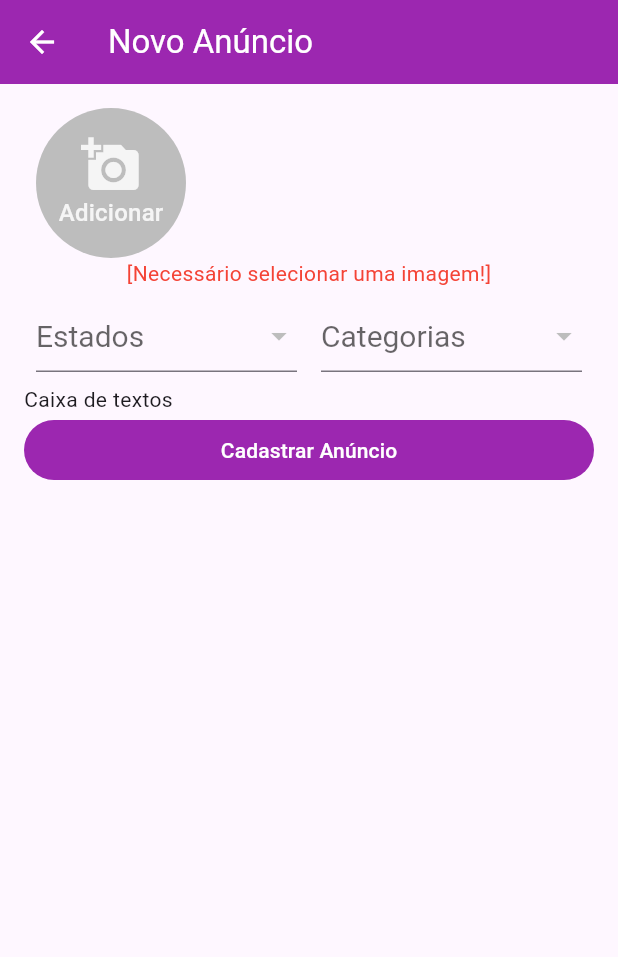
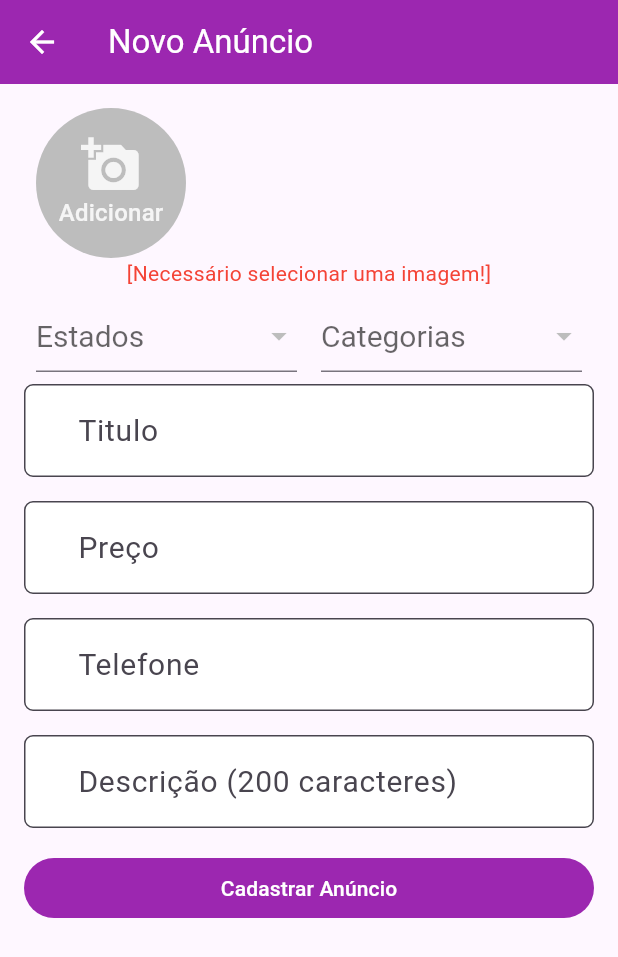
Before and after one commit to Revers-BR/OLX_Flutter_Udemy, a Flutter app: the Anuncio screen opened by its route, after a tap on "Cadastrar Anúncio", on a phone screen of 412 x 824 dp. Shown: the top 957 px of the screen. Run offline on Flutter 3.47's test engine with Material 3 defaults, Android fonts, the phone set to English and light mode, and no system bars; our stand-ins replace brasil_fields, firebase_auth, firebase_core, image_picker; missing offline and left inert: validadores; accounts and stored records are empty; statements that could not run were skipped.

Commit message:
Adicionado campo de texto e validadores

```diff
--- a/lib/views/anuncio.dart
+++ b/lib/views/anuncio.dart
@@ -1,7 +1,9 @@
 import 'dart:io';
 import 'package:brasil_fields/brasil_fields.dart';
 import 'package:flutter/material.dart';
+import 'package:flutter/services.dart';
 import 'package:image_picker/image_picker.dart';
+import 'package:olx_flutter/views/widget/input_customizado.dart';
 import 'package:validadores/Validador.dart';
 
 class Anuncio extends StatefulWidget {
@@ -15,6 +17,10 @@ class Anuncio extends StatefulWidget {
 class _Anuncio extends State<Anuncio> {
 
   final GlobalKey<FormState> _formKey  = GlobalKey<FormState>();
+  final TextEditingController _controllerTitulo = TextEditingController();
+  final TextEditingController _controllerPreco = TextEditingController();
+  final TextEditingController _controllerTelefone = TextEditingController();
+  final TextEditingController _controllerDescricao = TextEditingController();
 
   final List<DropdownMenuItem<String>> _itensDropEstados = [];
   final List<DropdownMenuItem<String>> _itensDropCategorias = [];
@@ -64,9 +70,11 @@ class _Anuncio extends State<Anuncio> {
   Widget build(BuildContext context) {
 
     return Scaffold(
+
       appBar: AppBar(
         title:  const Text("Novo Anúncio"),
       ),
+
       body: SingleChildScrollView(
         child: Container(
           padding: const EdgeInsets.all(16),
@@ -75,6 +83,7 @@ class _Anuncio extends State<Anuncio> {
             child: Column(
               crossAxisAlignment: CrossAxisAlignment.stretch,
               children: [
+
                 FormField(
                   initialValue: _imagens,
                   validator: (imagens) {
@@ -225,7 +234,70 @@ class _Anuncio extends State<Anuncio> {
                   ),
                 ]),
 
-                Text("Caixa de textos"),
+                Padding(
+                  padding: const EdgeInsets.only(bottom: 16),
+                  child: InputCustomizado(
+                    controller: _controllerTitulo,
+                    hintText: "Titulo",
+                    validator: (valor) {
+                      return Validador()
+                        .add(Validar.OBRIGATORIO, msg: "Campo obrigatório!")
+                        .valido(valor);
+                    },
+                  ),
+                ),
+
+                Padding(
+                  padding: const EdgeInsets.only(bottom: 16),
+                  child: InputCustomizado(
+                    controller: _controllerPreco,
+                    hintText: "Preço",
+                    keyboardType: TextInputType.number,
+                    inputFormatters: [
+                      FilteringTextInputFormatter.digitsOnly,
+                      CentavosInputFormatter(moeda: true)
+                    ],
+                    validator: (valor) {
+                      return Validador()
+                        .add(Validar.OBRIGATORIO, msg: "Campo obrigatório!")
+                        .valido(valor);
+                    },
+                  ),
+                ),
+
+                Padding(
+                  padding: const EdgeInsets.only(bottom: 16),
+                  child: InputCustomizado(
+                    controller: _controllerTelefone,
+                    hintText: "Telefone",
+                    keyboardType: TextInputType.phone,
+                    inputFormatters: [
+                      FilteringTextInputFormatter.digitsOnly,
+                      TelefoneInputFormatter()
+                    ],
+                    validator: (valor) {
+                      return Validador()
+                        .add(Validar.OBRIGATORIO, msg: "Campo obrigatório!")
+                        .valido(valor);
+                    },
+                  ),
+                ),
+
+                Padding(
+                  padding: const EdgeInsets.only(bottom: 16),
+                  child: InputCustomizado(
+                    controller: _controllerDescricao,
+                    hintText: "Descrição (200 caracteres)",
+                    maxLines: null,
+                    validator: (valor) {
+                      return Validador()
+                        .add(Validar.OBRIGATORIO, msg: "Campo obrigatório!")
+                        .maxLength(200, msg: "Máximo de 200 caracteres")
+                        .valido(valor);
+                    },
+                  ),
+                ),
+
                 FilledButton(
                   onPressed: (){
                     if(_formKey.currentState!.validate()){
--- a/lib/views/widget/input_customizado.dart
+++ b/lib/views/widget/input_customizado.dart
@@ -1,4 +1,5 @@
 import 'package:flutter/material.dart';
+import 'package:flutter/services.dart';
 
 class InputCustomizado extends StatelessWidget {
 
@@ -7,24 +8,35 @@ class InputCustomizado extends StatelessWidget {
   final bool obscureText;
   final bool autofocus;
   final TextInputType keyboardType;
+  final int? maxLines;
+  final String? Function(String?)? validator;
+  final List<TextInputFormatter>? inputFormatters;
 
   const InputCustomizado({
     super.key,
+
     required this.controller,
     required this.hintText,
+
+    this.maxLines,
+    this.validator,
+    this.inputFormatters,
+    this.autofocus = false,
     this.obscureText = false,
-    this.autofocus = false,
-    this.keyboardType = TextInputType.text
+    this.keyboardType = TextInputType.text,
   });
 
   @override
   Widget build(BuildContext context) {
-    return TextField(
+    return TextFormField(
       controller: controller,
       obscureText: obscureText,
       autofocus: autofocus,
+      maxLines: maxLines,
       keyboardType: keyboardType,
       style: const TextStyle(fontSize: 20),
+      inputFormatters: inputFormatters,
+      validator: validator,
       decoration: InputDecoration(
         contentPadding: const EdgeInsets.fromLTRB(32, 16, 32, 16),
         hintText: hintText,
```
